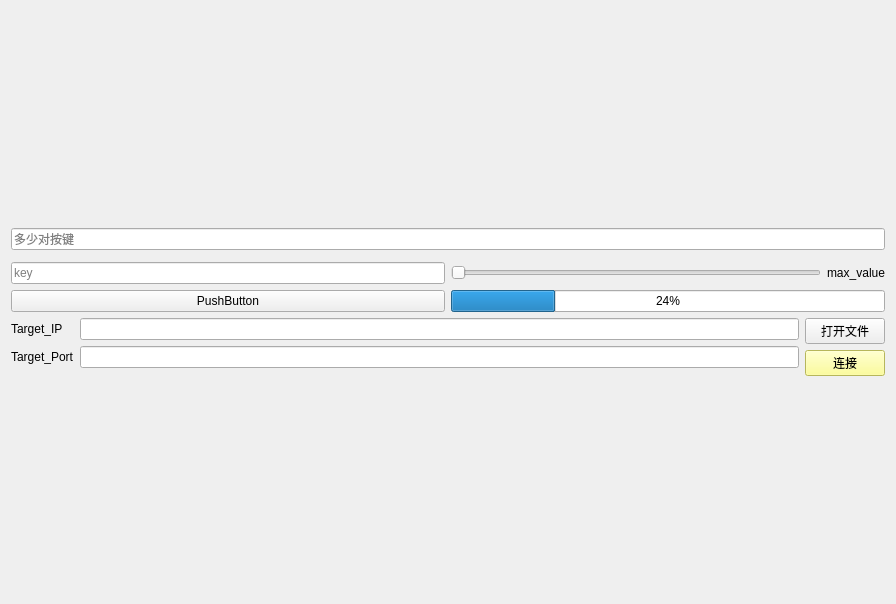
Old version of the form KCTS/ui.ui in the repository learniuH/work.
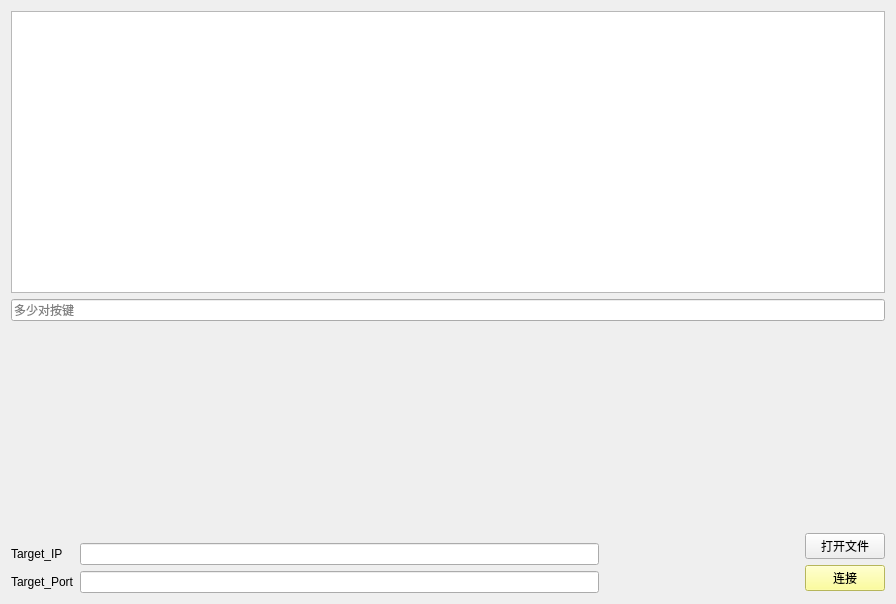
New version of the form.

Patch:
```diff
--- a/KCTS/ui.ui
+++ b/KCTS/ui.ui
@@ -16,6 +16,9 @@
   <layout class="QVBoxLayout" name="verticalLayout_5">
    <item>
     <layout class="QVBoxLayout" name="verticalLayout_4">
+     <item>
+      <widget class="QTableView" name="tableView"/>
+     </item>
      <item>
       <widget class="QLineEdit" name="num_lineEdit">
        <property name="placeholderText">
@@ -48,74 +51,19 @@
        </item>
       </layout>
      </item>
-     <item>
-      <layout class="QGridLayout" name="gridLayout">
-       <item row="3" column="1">
-        <widget class="QProgressBar" name="currentOutput_progressbar">
-         <property name="sizePolicy">
-          <sizepolicy hsizetype="Preferred" vsizetype="Fixed">
-           <horstretch>0</horstretch>
-           <verstretch>0</verstretch>
-          </sizepolicy>
-         </property>
-         <property name="value">
-          <number>24</number>
-         </property>
-        </widget>
-       </item>
-       <item row="3" column="0">
-        <widget class="QPushButton" name="pushButton">
-         <property name="sizePolicy">
-          <sizepolicy hsizetype="Preferred" vsizetype="Fixed">
-           <horstretch>0</horstretch>
-           <verstretch>0</verstretch>
-          </sizepolicy>
-         </property>
-         <property name="text">
-          <string>PushButton</string>
-         </property>
-        </widget>
-       </item>
-       <item row="0" column="1">
-        <layout class="QHBoxLayout" name="horizontalLayout_3">
-         <item>
-          <widget class="QSlider" name="maxOutout_Slider">
-           <property name="locale">
-            <locale language="English" country="UnitedStates"/>
-           </property>
-           <property name="minimum">
-            <number>1</number>
-           </property>
-           <property name="maximum">
-            <number>100</number>
-           </property>
-           <property name="orientation">
-            <enum>Qt::Horizontal</enum>
-           </property>
-          </widget>
-         </item>
-         <item>
-          <widget class="QLabel" name="label">
-           <property name="text">
-            <string>max_value</string>
-           </property>
-          </widget>
-         </item>
-        </layout>
-       </item>
-       <item row="0" column="0">
-        <widget class="QLineEdit" name="lineEdit">
-         <property name="placeholderText">
-          <string>key</string>
-         </property>
-        </widget>
-       </item>
-      </layout>
-     </item>
      <item>
       <layout class="QHBoxLayout" name="horizontalLayout_2">
+       <property name="topMargin">
+        <number>200</number>
+       </property>
        <item>
         <layout class="QFormLayout" name="formLayout">
+         <property name="topMargin">
+          <number>10</number>
+         </property>
+         <property name="rightMargin">
+          <number>200</number>
+         </property>
          <item row="0" column="0">
           <widget class="QLabel" name="targetIp_label">
            <property name="text">
```
